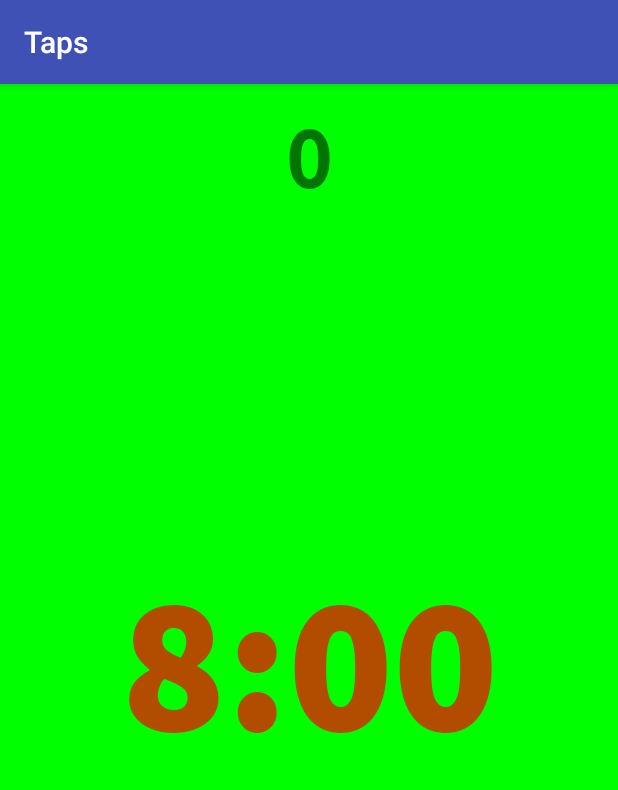
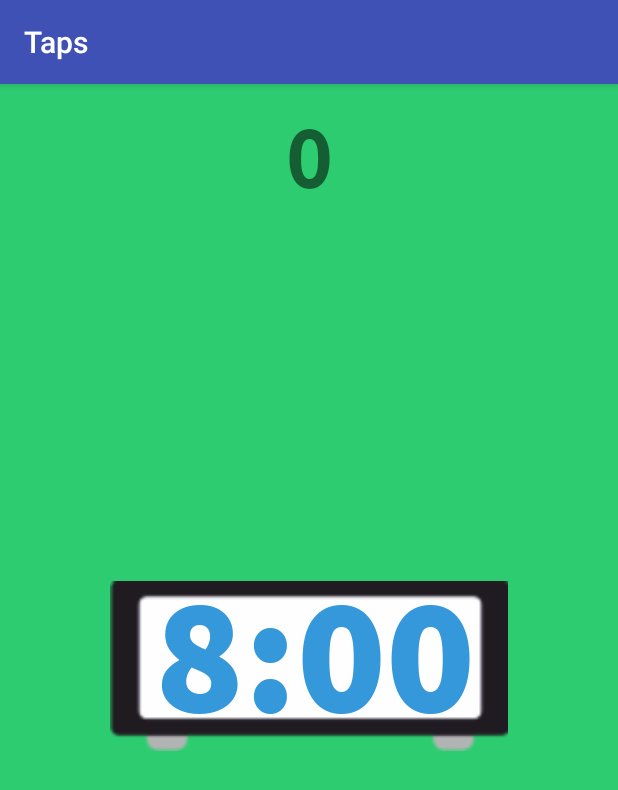
Before and after one commit to noamtayri/Taps, an Android app: the TapPveActivity screen opened directly, with no data from a screen before it, on a phone screen of 412 x 824 dp. Shown: the top 790 px of the screen. Run offline under Robolectric (Android 15) with nearby library versions, the light colour scheme and no system bars.

Commit message:
tap_pve design

```diff
--- a/app/src/main/java/com/android/ronoam/taps/TapPveActivity.java
+++ b/app/src/main/java/com/android/ronoam/taps/TapPveActivity.java
@@ -33,7 +33,7 @@ public class TapPveActivity extends AppCompatActivity {
         layout = findViewById(R.id.tap_pve_layout);
 
         count = 0;
-        layout.setBackgroundColor(Color.GREEN);
+        //layout.setBackgroundColor(Color.GREEN);
         layout.setOnTouchListener(new View.OnTouchListener() {
             @Override
             public boolean onTouch(View view, MotionEvent motionEvent) {
@@ -51,7 +51,7 @@ public class TapPveActivity extends AppCompatActivity {
         go.setTextColor(Color.BLUE);
         go.animate().scaleXBy(5.0f).scaleYBy(5.0f).alpha(0.0f).setDuration(1000);
         timer.setTypeface(AssistantExtraBoldFont);
-        timer.setTextColor(Color.RED);
+        //timer.setTextColor(Color.RED);
         countTextView.setTypeface(AssistantBoldFont);
         countTextView.setText("" + count);
 
--- a/app/src/main/res/layout/activity_tap_pve.xml
+++ b/app/src/main/res/layout/activity_tap_pve.xml
@@ -5,22 +5,35 @@
     android:id="@+id/tap_pve_layout"
     android:layout_width="match_parent"
     android:layout_height="match_parent"
+    android:background="#2ECC71"
     tools:context=".TapPveActivity">
+
+    <ImageView
+        android:id="@+id/imageView"
+        android:layout_width="265dp"
+        android:layout_height="157dp"
+        android:layout_marginBottom="8dp"
+        android:layout_marginEnd="8dp"
+        android:layout_marginStart="8dp"
+        android:layout_marginTop="8dp"
+        app:layout_constraintBottom_toBottomOf="parent"
+        app:layout_constraintEnd_toEndOf="parent"
+        app:layout_constraintStart_toStartOf="parent"
+        app:layout_constraintTop_toTopOf="@+id/textView_count"
+        app:srcCompat="@drawable/clock" />
 
     <TextView
         android:id="@+id/textView_timer"
         android:layout_width="wrap_content"
         android:layout_height="wrap_content"
-        android:layout_marginBottom="8dp"
-        android:layout_marginEnd="8dp"
+        android:layout_marginBottom="18dp"
         android:layout_marginStart="8dp"
-        android:layout_marginTop="8dp"
-        android:alpha="0.7"
-        android:textSize="130sp"
-        app:layout_constraintBottom_toBottomOf="parent"
-        app:layout_constraintEnd_toEndOf="parent"
-        app:layout_constraintStart_toStartOf="parent"
-        app:layout_constraintTop_toTopOf="parent" />
+        android:textColor="#3498DB"
+        android:textSize="110sp"
+        app:layout_constraintBottom_toBottomOf="@+id/imageView"
+        app:layout_constraintEnd_toEndOf="@+id/imageView"
+        app:layout_constraintStart_toStartOf="@+id/imageView"
+        app:layout_constraintTop_toTopOf="@+id/imageView" />
 
     <TextView
         android:id="@+id/textView_count"
@@ -42,11 +55,12 @@
         android:layout_marginEnd="8dp"
         android:layout_marginStart="8dp"
         android:layout_marginTop="8dp"
-        android:alpha="0.6"
+        android:alpha="0.8"
         android:text="@string/textView_go"
         android:textSize="130sp"
         app:layout_constraintBottom_toBottomOf="parent"
         app:layout_constraintEnd_toEndOf="parent"
         app:layout_constraintStart_toStartOf="parent"
         app:layout_constraintTop_toTopOf="@+id/textView_count" />
+
 </android.support.constraint.ConstraintLayout>
```
Also changed, not shown: app/src/main/res/drawable/clock.png (added).
